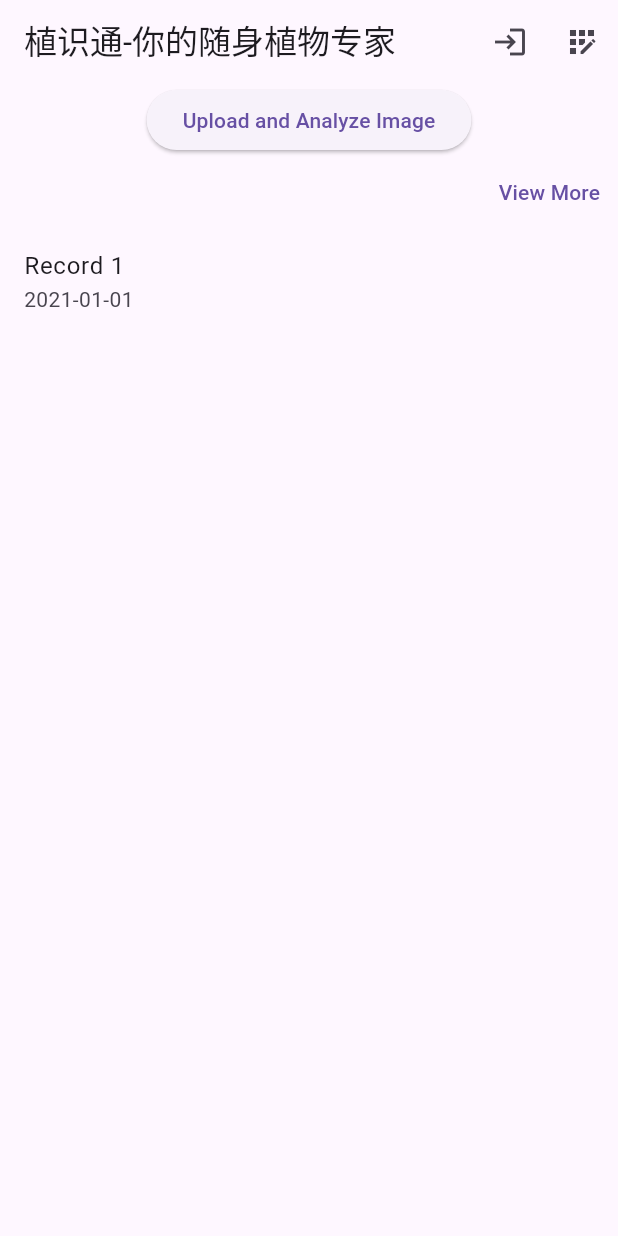
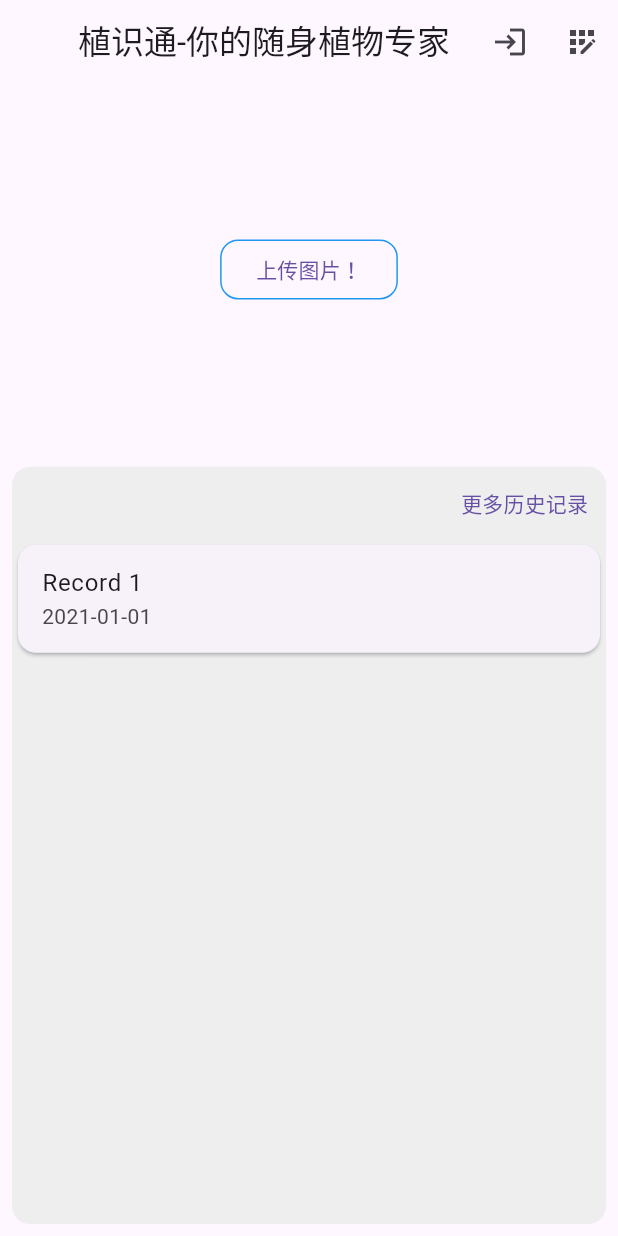
Before and after one commit to Kingsley-Yoimiya/EcoEye, a Flutter app: the screen it shows after launch, on a phone screen of 412 x 824 dp. Run offline on Flutter 3.47's test engine with Material 3 defaults, Android fonts, the phone set to English and light mode, and no system bars; our stand-ins replace image_picker, shared_preferences; Roboto replaces fonts that are missing (Kaiti, Songti).

Commit message:
修改主界面和历史记录获取逻辑
历史记录返回一个列表

```diff
--- a/flutter_app/lib/screens/history_record_screen.dart
+++ b/flutter_app/lib/screens/history_record_screen.dart
@@ -12,8 +12,8 @@ class _HistoryRecordScreenState extends State<HistoryRecordScreen> {
   final HistoryController _controller = HistoryController();
 
   Future<List<dynamic>> _fetchHistory() async {
-    String historyJson = await _controller.fetchHistory("user123"); // 使用示例用户ID
-    return jsonDecode(historyJson);
+    List<Map<String, dynamic>> history = await _controller.fetchHistory("user123"); // 使用示例用户ID
+    return history;
   }
 
   @override
--- a/flutter_app/lib/screens/main_screen.dart
+++ b/flutter_app/lib/screens/main_screen.dart
@@ -31,11 +31,13 @@ class _MainScreenState extends State<MainScreen> {
   Widget build(BuildContext context) {
     return Scaffold(
       appBar: AppBar(
-        title: Text('植识通-你的随身植物专家',
+        title: Text(
+          '植识通-你的随身植物专家',
           style: TextStyle(
             fontFamily: 'Kaiti',
           ),
         ),
+        centerTitle: true,
         actions: <Widget>[
           if (username != null)
             PopupMenuButton<int>(
@@ -66,17 +68,36 @@ class _MainScreenState extends State<MainScreen> {
         ],
       ),
       body: Column(
-        mainAxisAlignment: MainAxisAlignment.spaceBetween,
         children: <Widget>[
-          ElevatedButton(
+          SizedBox(
+            height: MediaQuery.of(context).size.height * 0.3,
+            child: Center(
+              child: OutlinedButton(
                 onPressed: () => Navigator.push(
                   context,
                   MaterialPageRoute(builder: (context) => UploadScreen()),
                 ),
-            child: Text('Upload and Analyze Image'),
+                child: Text('上传图片！',style: TextStyle(fontFamily: 'Songti',),),
+                style: OutlinedButton.styleFrom(
+                  side: BorderSide(color: Colors.blue, style: BorderStyle.solid),
+                  shape: RoundedRectangleBorder(
+                    borderRadius: BorderRadius.circular(12),
+                  ),
+                ),
+              ),
+            ),
           ),
           Expanded(
+            child: Padding(
+              padding: const EdgeInsets.all(8.0),
+              child: Container(
+                decoration: BoxDecoration(
+                  color: Colors.grey.shade200,
+                  borderRadius: BorderRadius.circular(12),
+                ),
                 child: _buildHistorySection(context),
+              ),
+            ),
           ),
         ],
       ),
@@ -84,7 +105,6 @@ class _MainScreenState extends State<MainScreen> {
   }
 
   Widget _buildHistorySection(BuildContext context) {
-    // 假设这里有一个方法来获取最近的历史记录，这里只是一个占位符
     return Column(
       children: [
         Align(
@@ -94,11 +114,17 @@ class _MainScreenState extends State<MainScreen> {
               context,
               MaterialPageRoute(builder: (context) => HistoryRecordScreen()),
             ),
-            child: Text('View More'),
+            child: Text('更多历史记录',style: TextStyle(fontFamily: 'Songti',),),
           ),
         ),
-        // 这里应该根据实际的数据动态构建历史记录列表
-        ListTile(
+        Expanded(
+          child: ListView(
+            children: [
+              Card(
+                shape: RoundedRectangleBorder(
+                  borderRadius: BorderRadius.circular(12),
+                ),
+                child: ListTile(
                   title: Text('Record 1'),
                   subtitle: Text('2021-01-01'),
                   onTap: () => Navigator.push(
@@ -106,7 +132,11 @@ class _MainScreenState extends State<MainScreen> {
                     MaterialPageRoute(builder: (context) => ResultDisplayScreen(results: 'Sample Results')), // 需要调整参数
                   ),
                 ),
-        // 添加更多 ListTile 来展示其他记录
+              ),
+              // 添加更多 Card 来展示其他记录
+            ],
+          ),
+        ),
       ],
     );
   }
```
Also changed, not shown: flutter_app/lib/controllers/history_controller.dart (+29 -4 lines). Lines whose indentation alone changed are shown as unchanged.
